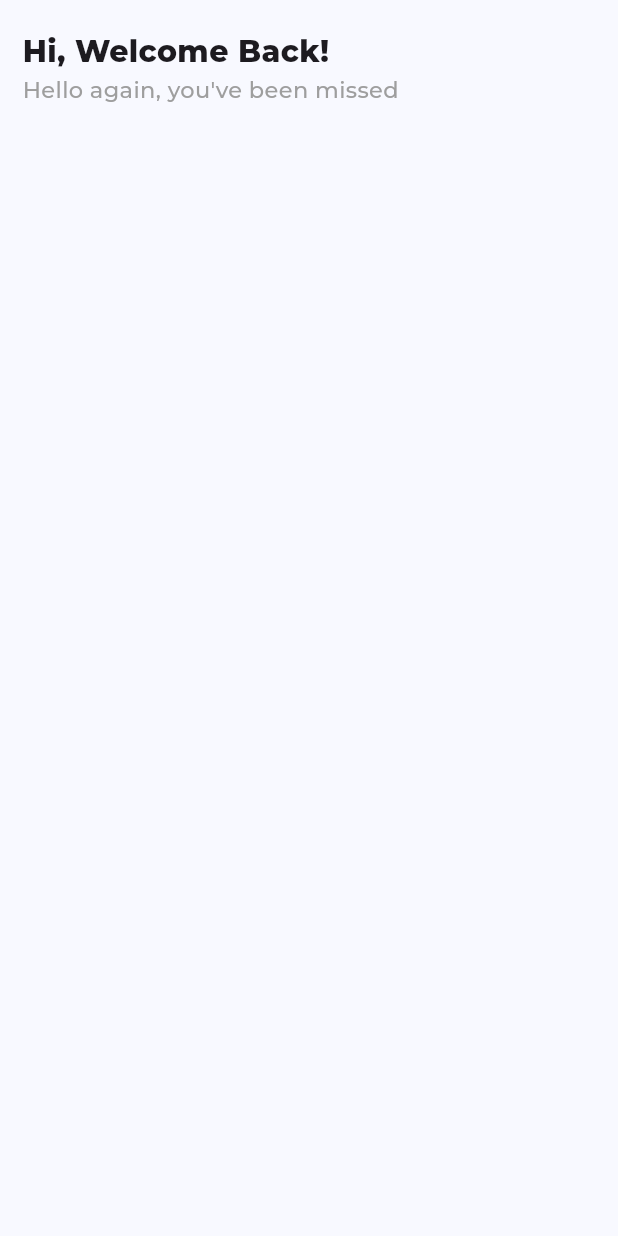
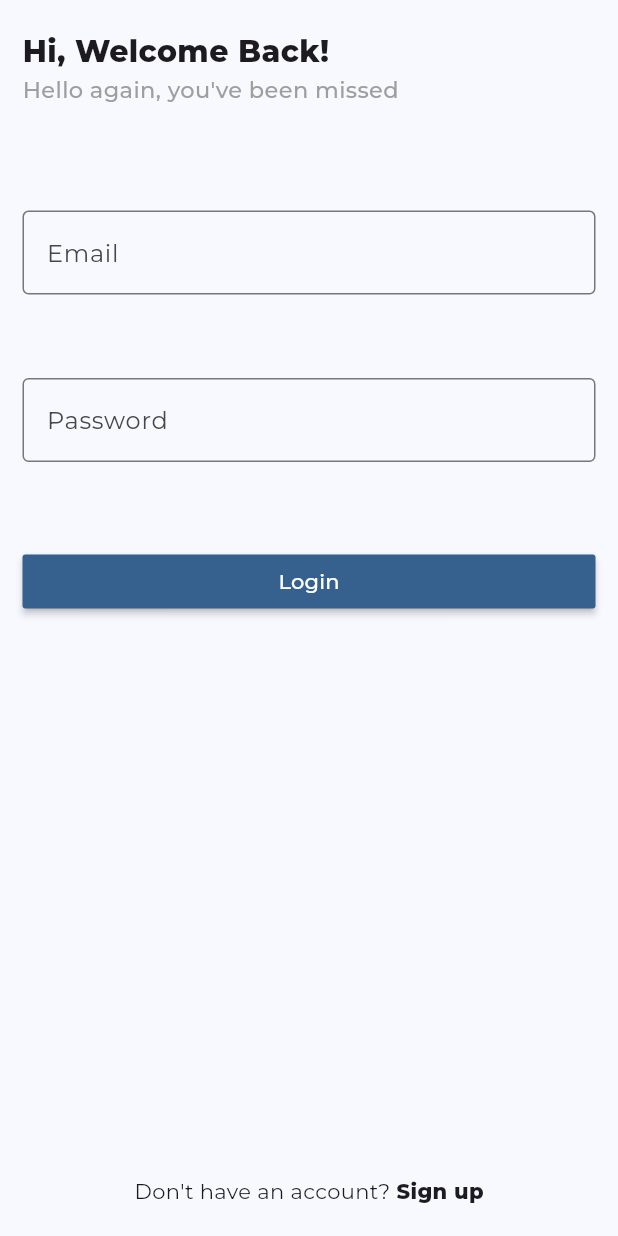
Before and after one commit to BretLogs/Realtime-Chat-app-with-Firebase, a Flutter app: the screen it shows after launch, on a phone screen of 412 x 824 dp. Run offline on Flutter 3.47's test engine with Material 3 defaults, Android fonts, the phone set to English and light mode, and no system bars; our stand-ins replace firebase_analytics, firebase_core, google_fonts; accounts and stored records are empty.

Commit message:
Log in Page UI done

```diff
--- a/chatapp_realtime_firebase/lib/pages/login_page.dart
+++ b/chatapp_realtime_firebase/lib/pages/login_page.dart
@@ -1,3 +1,4 @@
+import 'package:chatapp_realtime_firebase/widgets/custom_form_field.dart';
 import 'package:flutter/cupertino.dart';
 import 'package:flutter/foundation.dart';
 import 'package:flutter/material.dart';
@@ -14,6 +15,7 @@ class _LoginPageState extends State<LoginPage> {
   @override
   Widget build(BuildContext context) {
     return Scaffold(
+      resizeToAvoidBottomInset: false,
       body: _buildUI(),
     );
   }
@@ -23,7 +25,11 @@ class _LoginPageState extends State<LoginPage> {
       child: Padding(
         padding: const EdgeInsets.symmetric(horizontal: 15, vertical: 20),
         child: Column(
-          children: <Widget>[_headerText()],
+          children: <Widget>[
+            _headerText(),
+            _loginForm(),
+            _createAnAccountLink(),
+          ],
         ),
       ),
     );
@@ -50,6 +56,63 @@ class _LoginPageState extends State<LoginPage> {
               fontWeight: FontWeight.w500,
               color: Colors.grey,
             ),
+          ),
+        ],
+      ),
+    );
+  }
+
+  Widget _loginForm() {
+    return Container(
+      height: MediaQuery.sizeOf(context).height * 0.40,
+      margin: EdgeInsets.symmetric(
+        vertical: MediaQuery.sizeOf(context).height * 0.05,
+      ),
+      child: Form(
+          child: Column(
+        mainAxisSize: MainAxisSize.max,
+        mainAxisAlignment: MainAxisAlignment.spaceEvenly,
+        crossAxisAlignment: CrossAxisAlignment.center,
+        children: <Widget>[
+          CustomFormField(
+            hintText: 'Email',
+            height: MediaQuery.sizeOf(context).height * .1,
+          ),
+          CustomFormField(
+            hintText: 'Password',
+            height: MediaQuery.sizeOf(context).height * .1,
+          ),
+          _loginButton(),
+        ],
+      )),
+    );
+  }
+
+  Widget _loginButton() {
+    return SizedBox(
+      width: MediaQuery.sizeOf(context).width,
+      child: MaterialButton(
+        onPressed: () {},
+        color: Theme.of(context).colorScheme.primary,
+        child: const Text(
+          'Login',
+          style: TextStyle(color: Colors.white),
+        ),
+      ),
+    );
+  }
+
+  Widget _createAnAccountLink() {
+    return const Expanded(
+      child: Row(
+        mainAxisAlignment: MainAxisAlignment.center,
+        mainAxisSize: MainAxisSize.max,
+        crossAxisAlignment: CrossAxisAlignment.end,
+        children: <Widget>[
+          Text("Don't have an account? "),
+          Text(
+            'Sign up',
+            style: TextStyle(fontWeight: FontWeight.w800),
           )
         ],
       ),
--- /dev/null
+++ b/chatapp_realtime_firebase/lib/widgets/custom_form_field.dart
@@ -0,0 +1,22 @@
+import 'package:flutter/foundation.dart';
+import 'package:flutter/material.dart';
+import 'package:flutter/widgets.dart';
+
+class CustomFormField extends StatelessWidget {
+  const CustomFormField({super.key, required this.hintText, required this.height});
+  final String hintText;
+  final double height;
+
+  @override
+  Widget build(BuildContext context) {
+    return SizedBox(
+      height: height,
+      child: TextFormField(
+        decoration: InputDecoration(
+          border: const OutlineInputBorder(),
+          hintText: hintText,
+        ),
+      ),
+    );
+  }
+}
```
